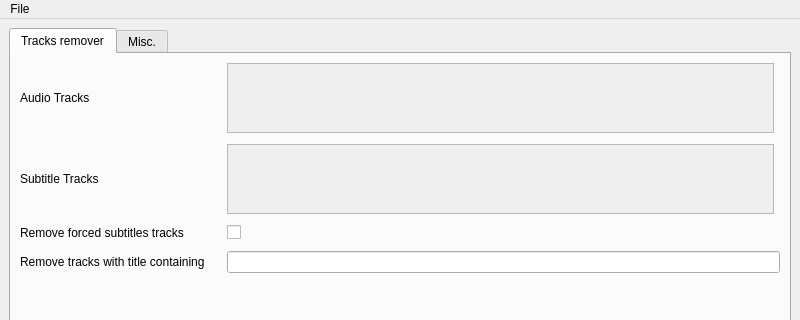
Old version of the form ui/mainwindow.ui in the repository azsde/BatchMkvToolbox; both pictures show x 0 to 800 and y 0 to 320 of the 800 by 600 pixel window.
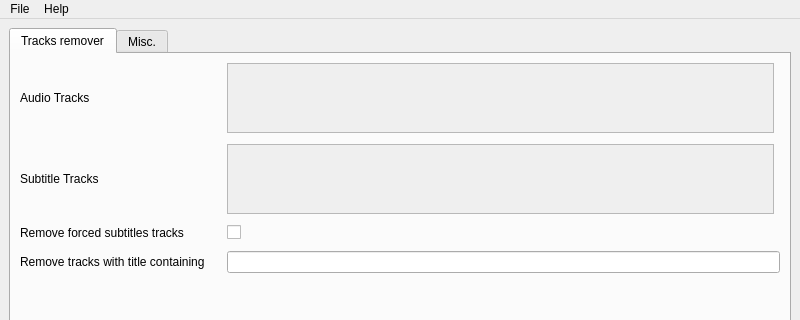
New version of the form.

Commit message: [DEV] Add close currently open files and mass check/uncheck

```diff
--- a/ui/mainwindow.ui
+++ b/ui/mainwindow.ui
@@ -374,7 +374,14 @@
     <addaction name="separator"/>
     <addaction name="actionExit"/>
    </widget>
+   <widget class="QMenu" name="menuHelp">
+    <property name="title">
+     <string>Help</string>
+    </property>
+    <addaction name="actionAbout"/>
+   </widget>
    <addaction name="menuTest"/>
+   <addaction name="menuHelp"/>
   </widget>
   <widget class="QStatusBar" name="statusbar"/>
   <action name="actionOpen_file">
```
Left out of the diff: 50 changed lines with no effect on the pictures. The commit also changes 2 other files.
